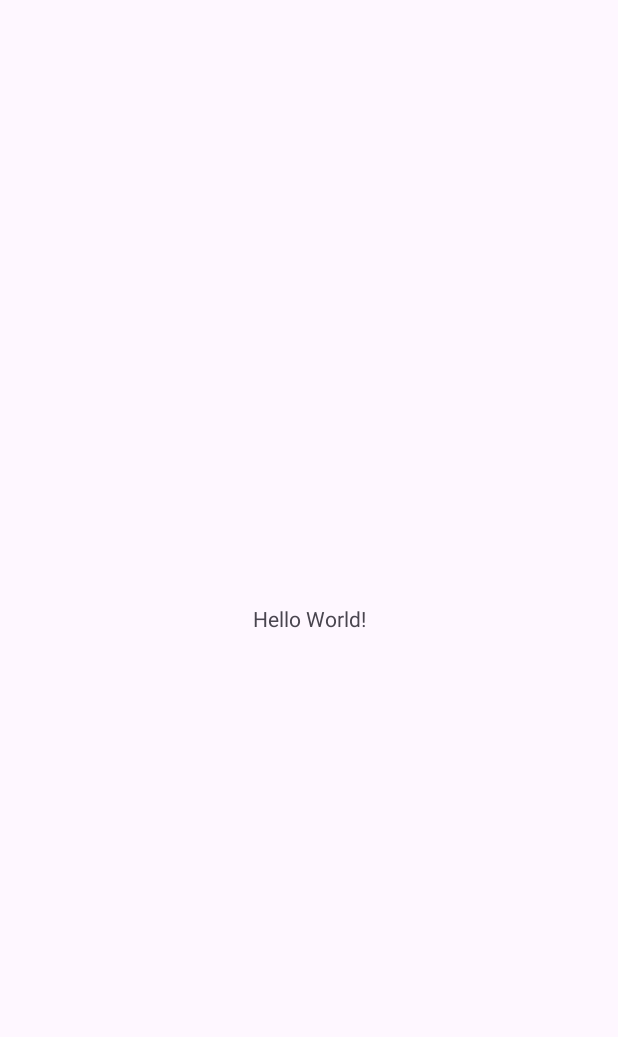
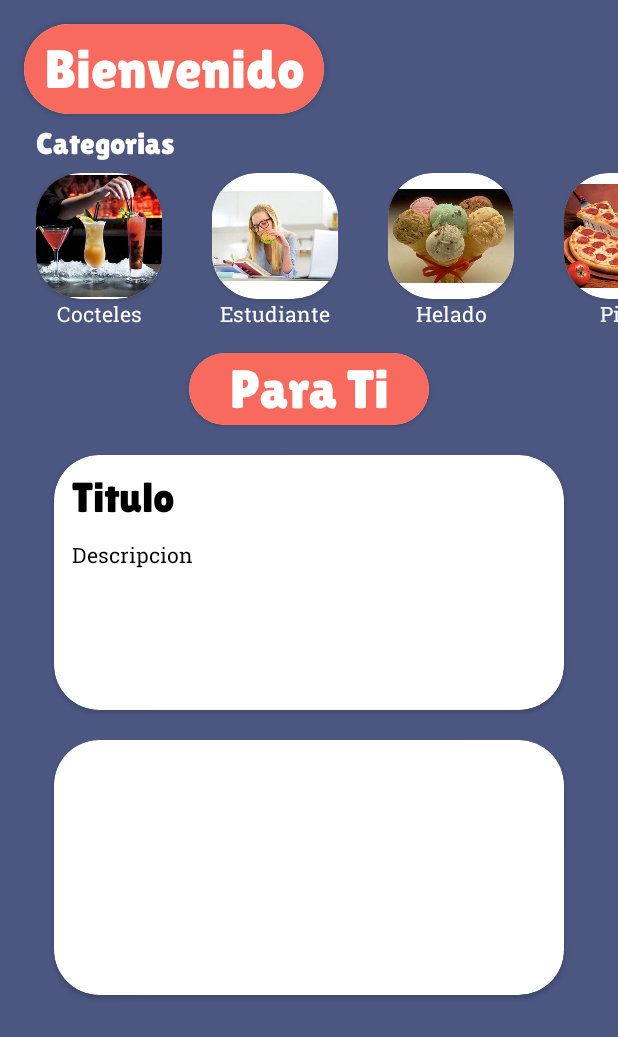
Before and after one commit to Andrezuu/PoPiPa, an Android app: the screen it shows after launch (MainActivity before the commit, MainMenuActivity after it), on a phone screen of 412 x 824 dp. Before the commit the part shown is almost empty. Shown: the top 1037 px of the screen. Run offline under Robolectric (Android 15) with nearby library versions, the phone set to English and light mode, and no system bars.

Commit message:
Añadida paleta de colores para tema oscuro Base del Menu Principal RecyclerView de las Categorias *Corregir tamaños de las imagenes añadidas para las CategoriasMenu

```diff
--- a/app/build.gradle.kts
+++ b/app/build.gradle.kts
@@ -6,6 +6,10 @@ plugins {
 android {
     namespace = "com.example.popipa"
     compileSdk = 33
+
+    viewBinding {
+        enable = true
+    }
 
     defaultConfig {
         applicationId = "com.example.popipa"
@@ -33,6 +37,7 @@ android {
     kotlinOptions {
         jvmTarget = "1.8"
     }
+
 }
 
 dependencies {
--- a/app/src/main/AndroidManifest.xml
+++ b/app/src/main/AndroidManifest.xml
@@ -14,6 +14,9 @@
         tools:targetApi="31">
         <activity
             android:name=".MainActivity"
+            android:exported="false" />
+        <activity
+            android:name=".MainMenuActivity"
             android:exported="true">
             <intent-filter>
                 <action android:name="android.intent.action.MAIN" />
--- /dev/null
+++ b/app/src/main/java/com/example/popipa/MainMenuActivity.kt
@@ -0,0 +1,57 @@
+package com.example.popipa
+
+import android.graphics.Rect
+import android.os.Bundle
+import android.view.View
+import androidx.appcompat.app.AppCompatActivity
+import androidx.recyclerview.widget.LinearLayoutManager
+import androidx.recyclerview.widget.RecyclerView
+import com.example.popipa.adapter.CategoriaMenuAdapter
+import com.example.popipa.dataClasses.CategoriaMenu
+import com.example.popipa.databinding.ActivityCategoriaRecyclerViewBinding
+
+class MainMenuActivity : AppCompatActivity() {
+    private lateinit var binding: ActivityCategoriaRecyclerViewBinding
+    private val categoriaMenuAdapter by lazy { CategoriaMenuAdapter() }
+    override fun onCreate(savedInstanceState: Bundle?) {
+        super.onCreate(savedInstanceState)
+
+        binding = ActivityCategoriaRecyclerViewBinding.inflate(layoutInflater)
+        setContentView(binding.root)
+        iniciarCategoriaRecyclerView()
+    }
+
+    fun iniciarCategoriaRecyclerView() {
+        val categoriaMenus = mutableListOf<CategoriaMenu>()
+        val categoriaMenu = CategoriaMenu(R.drawable.cocteles, "Cocteles")
+        val categoriaMenu1 = CategoriaMenu(R.drawable.estudiante, "Estudiante")
+        val categoriaMenu2 = CategoriaMenu(R.drawable.helado, "Helado")
+        val categoriaMenu3 = CategoriaMenu(R.drawable.pizza, "Pizza")
+        val categoriaMenu4 = CategoriaMenu(R.drawable.te, "Te")
+
+        categoriaMenus.add(categoriaMenu)
+        categoriaMenus.add(categoriaMenu1)
+        categoriaMenus.add(categoriaMenu2)
+        categoriaMenus.add(categoriaMenu3)
+        categoriaMenus.add(categoriaMenu4)
+        categoriaMenuAdapter.addCategorias(categoriaMenus)
+
+        binding.recycler.apply {
+            layoutManager = LinearLayoutManager(context, LinearLayoutManager.HORIZONTAL, false)
+
+            //funcion anonima que separe los items del categoriaRecyclerview
+            addItemDecoration(object : RecyclerView.ItemDecoration() {
+                override fun getItemOffsets(
+                    outRect: Rect,
+                    view: View,
+                    parent: RecyclerView,
+                    state: RecyclerView.State
+                ) {
+                    outRect.right = 50
+                }
+            })
+            adapter = categoriaMenuAdapter
+        }
+
+    }
+}
--- /dev/null
+++ b/app/src/main/java/com/example/popipa/adapter/CategoriaMenuAdapter.kt
@@ -0,0 +1,53 @@
+package com.example.popipa.adapter
+
+import android.content.Context
+import android.view.LayoutInflater
+import android.view.ViewGroup
+import androidx.recyclerview.widget.RecyclerView
+import com.example.popipa.dataClasses.CategoriaMenu
+import com.example.popipa.databinding.ItemCategoriaMenuBinding
+
+
+class CategoriaMenuAdapter :
+    RecyclerView.Adapter<CategoriaMenuAdapter.CategoriaAdapterViewHolder>() {
+
+    private var context: Context? = null
+    private val listaCategoriaMenus = mutableListOf<CategoriaMenu>()
+    override fun onCreateViewHolder(
+        parent: ViewGroup,
+        viewType: Int
+    ): CategoriaMenuAdapter.CategoriaAdapterViewHolder {
+        context = parent.context
+        return CategoriaAdapterViewHolder(
+            ItemCategoriaMenuBinding.inflate(
+                LayoutInflater.from(parent.context),
+                parent,
+                false
+            )
+        )
+    }
+
+    override fun onBindViewHolder(
+        holder: CategoriaMenuAdapter.CategoriaAdapterViewHolder,
+        position: Int
+    ) {
+        holder.binding(listaCategoriaMenus[position])
+    }
+
+    override fun getItemCount(): Int = listaCategoriaMenus.size
+
+    inner class CategoriaAdapterViewHolder(private val binding: ItemCategoriaMenuBinding) :
+        RecyclerView.ViewHolder(binding.root) {
+
+        fun binding(data: CategoriaMenu) {
+            binding.imageViewCategoria.setImageResource(data.image)
+            binding.textViewCategoriaNombre.text = data.nombre
+        }
+    }
+
+    fun addCategorias(newCategoriaMenus: List<CategoriaMenu>) {
+        listaCategoriaMenus.clear()
+        listaCategoriaMenus.addAll(newCategoriaMenus)
+    }
+
+}
--- /dev/null
+++ b/app/src/main/java/com/example/popipa/dataClasses/CategoriaMenu.kt
@@ -0,0 +1,3 @@
+package com.example.popipa.dataClasses
+
+data class CategoriaMenu(val image: Int, val nombre: String)
--- /dev/null
+++ b/app/src/main/res/layout/activity_categoria_recycler_view.xml
@@ -0,0 +1,141 @@
+<?xml version="1.0" encoding="utf-8"?>
+<androidx.constraintlayout.widget.ConstraintLayout xmlns:android="http://schemas.android.com/apk/res/android"
+    xmlns:tools="http://schemas.android.com/tools"
+    xmlns:app="http://schemas.android.com/apk/res-auto"
+    android:layout_width="match_parent"
+    android:layout_height="match_parent"
+    android:background="@color/blue"
+    tools:context=".MainMenuActivity">
+
+    <androidx.cardview.widget.CardView
+        android:id="@+id/card_bienvenido"
+        android:layout_width="200dp"
+        android:layout_height="60dp"
+        android:layout_margin="16dp"
+        app:cardCornerRadius="30dp"
+        app:layout_constraintStart_toStartOf="parent"
+        app:layout_constraintTop_toTopOf="parent">
+
+        <TextView
+            android:layout_width="match_parent"
+            android:layout_height="match_parent"
+            android:background="@color/salmon"
+            android:fontFamily="@font/lilita"
+            android:gravity="center"
+            android:text="@string/menu_bienvenido"
+            android:textColor="@color/white"
+            android:textSize="36sp">
+
+        </TextView>
+    </androidx.cardview.widget.CardView>
+
+    <TextView
+        android:id="@+id/text_view_titulo_categoria"
+        android:layout_width="wrap_content"
+        android:layout_height="wrap_content"
+        android:layout_margin="8dp"
+        android:text="@string/menu_titulo_categorias"
+        android:fontFamily="@font/lilita"
+        android:textColor="@color/white"
+        android:textSize="20sp"
+        app:layout_constraintLeft_toLeftOf="@id/card_bienvenido"
+        app:layout_constraintTop_toBottomOf="@id/card_bienvenido">
+
+    </TextView>
+
+    <androidx.recyclerview.widget.RecyclerView
+        android:id="@+id/recycler"
+        android:layout_width="wrap_content"
+        android:layout_height="wrap_content"
+        android:layout_marginTop="8dp"
+        tools:listitem="@layout/item_categoria_menu"
+        app:layout_constraintTop_toBottomOf="@id/text_view_titulo_categoria"
+        app:layout_constraintStart_toStartOf="@id/text_view_titulo_categoria">
+
+    </androidx.recyclerview.widget.RecyclerView>
+
+
+    <androidx.cardview.widget.CardView
+        android:id="@+id/para_ti"
+        android:layout_width="160dp"
+        android:layout_height="48dp"
+        android:layout_margin="16dp"
+        app:cardCornerRadius="30dp"
+        app:layout_constraintEnd_toEndOf="parent"
+        app:layout_constraintStart_toStartOf="parent"
+        app:layout_constraintTop_toBottomOf="@id/recycler">
+
+        <TextView
+            android:layout_width="match_parent"
+            android:layout_height="match_parent"
+            android:background="@color/salmon"
+            android:fontFamily="@font/lilita"
+            android:gravity="center"
+            android:text="@string/menu_para_ti"
+            android:textColor="@color/white"
+            android:textSize="36sp">
+
+        </TextView>
+    </androidx.cardview.widget.CardView>
+
+    <androidx.cardview.widget.CardView
+        android:id="@+id/card_view_receta1"
+        android:layout_width="340dp"
+        android:layout_height="170dp"
+        android:layout_margin="20dp"
+        app:cardBackgroundColor="@color/white"
+        app:cardCornerRadius="30dp"
+        app:layout_constraintEnd_toEndOf="parent"
+        app:layout_constraintStart_toStartOf="parent"
+        app:layout_constraintTop_toBottomOf="@id/para_ti">
+
+
+    </androidx.cardview.widget.CardView>
+
+    <TextView
+        android:id="@+id/text_view_receta_titulo"
+        android:fontFamily="@font/lilita"
+        android:layout_width="180dp"
+        android:layout_height="wrap_content"
+        android:layout_margin="12dp"
+        android:text="Titulo"
+        android:textColor="@color/black"
+        android:textSize="28sp"
+        android:elevation="2dp"
+        app:layout_constraintTop_toTopOf="@id/card_view_receta1"
+        app:layout_constraintLeft_toLeftOf="@id/card_view_receta1">
+
+    </TextView>
+
+    <TextView
+        android:id="@+id/text_view_receta_subtitulo"
+        android:fontFamily="@font/roboto"
+        android:layout_width="250dp"
+        android:layout_height="wrap_content"
+        android:textColor="@color/black"
+        android:text="Descripcion"
+        android:elevation="2dp"
+        android:layout_margin="12dp"
+        app:layout_constraintTop_toBottomOf="@id/text_view_receta_titulo"
+        app:layout_constraintLeft_toLeftOf="@id/card_view_receta1">
+
+    </TextView>
+
+    <androidx.cardview.widget.CardView
+        android:id="@+id/card_view_receta2"
+        android:layout_width="340dp"
+        android:layout_height="170dp"
+        android:layout_margin="20dp"
+        app:cardBackgroundColor="@color/white"
+        app:cardCornerRadius="30dp"
+        app:layout_constraintEnd_toEndOf="parent"
+        app:layout_constraintStart_toStartOf="parent"
+        app:layout_constraintTop_toBottomOf="@id/card_view_receta1">
+
+        <TextView
+            android:layout_width="170dp"
+            android:layout_height="wrap_content">
+
+        </TextView>
+    </androidx.cardview.widget.CardView>
+</androidx.constraintlayout.widget.ConstraintLayout>
--- /dev/null
+++ b/app/src/main/res/layout/item_categoria_menu.xml
@@ -0,0 +1,33 @@
+<?xml version="1.0" encoding="utf-8"?>
+<LinearLayout xmlns:android="http://schemas.android.com/apk/res/android"
+    xmlns:app="http://schemas.android.com/apk/res-auto"
+    android:layout_width="84dp"
+    android:layout_height="wrap_content"
+    android:orientation="vertical">
+
+    <androidx.cardview.widget.CardView
+
+        android:layout_width="84dp"
+        android:layout_height="84dp"
+        app:cardCornerRadius="30dp">
+
+        <ImageView
+            android:id="@+id/image_view_categoria"
+            android:layout_width="match_parent"
+            android:layout_height="match_parent"
+            android:src="@drawable/helado">
+
+        </ImageView>
+
+    </androidx.cardview.widget.CardView>
+
+    <TextView
+        android:id="@+id/text_view_categoria_nombre"
+        android:layout_width="match_parent"
+        android:layout_height="wrap_content"
+        android:fontFamily="@font/roboto"
+        android:gravity="center"
+        android:textColor="@color/white">
+
+    </TextView>
+</LinearLayout>
--- a/app/src/main/res/values/colors.xml
+++ b/app/src/main/res/values/colors.xml
@@ -4,10 +4,13 @@
     <color name="white">#FFFFFFFF</color>
     <color name="orange">#F8981D</color>
     <color name="blue">#4B5781</color>
-    <color name="darkblue">#2F4858</color>
     <color name="pink">#CF5A89</color>
     <color name="purple">#8B5C96</color>
     <color name="salmon">#F96A5E</color>
-
+    <color name="darkOrange">#AB5415</color>
+    <color name="darkBlue">#0C2A4E</color>
+    <color name="darkPink">#820026</color>
+    <color name="darkPurple">#4B004D</color>
+    <color name="darkSalmon">#8B0000</color>
 
 </resources>
--- a/app/src/main/res/values/strings.xml
+++ b/app/src/main/res/values/strings.xml
@@ -1,3 +1,6 @@
 <resources>
     <string name="app_name">Popipa</string>
+    <string name="menu_titulo_categorias">Categorias</string>
+    <string name="menu_bienvenido">Bienvenido</string>
+    <string name="menu_para_ti">Para Ti</string>
 </resources>
```
Also changed, not shown: app/src/main/res/drawable/cocteles.png (added), app/src/main/res/drawable/estudiante.png (added), app/src/main/res/drawable/helado.png (added), app/src/main/res/drawable/pizza.png (added), app/src/main/res/drawable/te.png (added).
